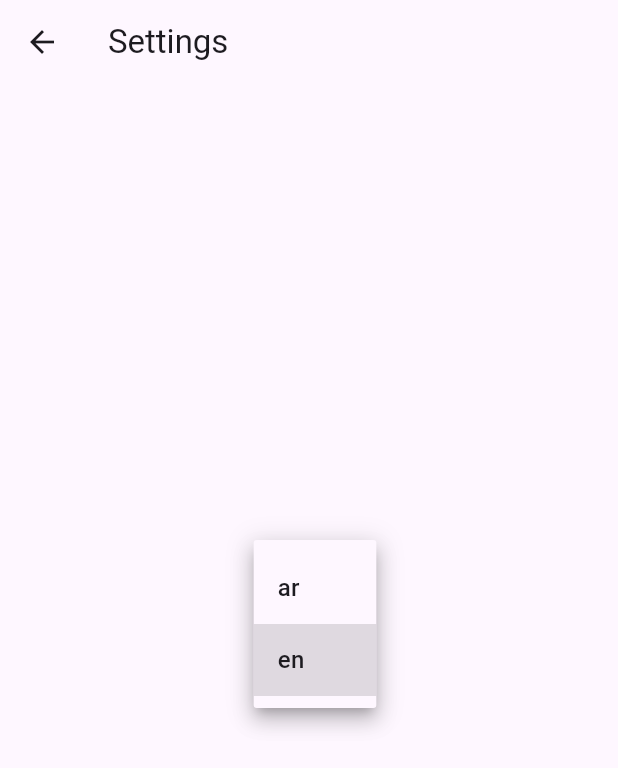
After one commit to BorhaneddineHamadou/flutter_localizations, a Flutter app: the SettingsScreen screen opened directly, after a tap on "en", on a phone screen of 412 x 824 dp. The commit adds this screen. Shown: the top 768 px of the screen. Run offline on Flutter 3.47's test engine with Material 3 defaults, Android fonts, the phone set to English and light mode, and no system bars; our stand-ins replace bloc, flutter_bloc, shared_preferences; accounts and stored records are empty.

Commit message:
adding change language button

```diff
--- a/assets/lang/ar.json
+++ b/assets/lang/ar.json
@@ -1,3 +1,5 @@
 {
-  "hello_msg": "مرحبا !"
+  "hello_msg": "مرحبا !",
+  "home": "الرئيسية",
+  "settings": "الإعدادات"
 }
--- a/assets/lang/en.json
+++ b/assets/lang/en.json
@@ -1,3 +1,5 @@
 {
-  "hello_msg": "Hello there !"
+  "hello_msg": "Hello there !",
+  "home": "Home",
+  "settings": "Settings"
 }
--- /dev/null
+++ b/lib/cubit/locale_state.dart
@@ -0,0 +1,12 @@
+part of 'locale_cubit.dart';
+
+@immutable
+abstract class LocaleState {}
+
+class LocaleInitial extends LocaleState {}
+
+class ChangeLocaleState extends LocaleState{
+  final Locale locale;
+
+  ChangeLocaleState(this.locale);
+}
--- /dev/null
+++ b/lib/screens/settings_screen.dart
@@ -0,0 +1,49 @@
+import 'package:flutter/material.dart';
+import 'package:flutter_bloc/flutter_bloc.dart';
+import 'package:localizationproject/app_localizations.dart';
+import 'package:localizationproject/cubit/locale_cubit.dart';
+
+class SettingsScreen extends StatelessWidget {
+  const SettingsScreen({super.key});
+
+  @override
+  Widget build(BuildContext context) {
+    return Scaffold(
+      appBar: AppBar(
+        title: Text("settings".tr(context)),
+      ),
+      body: Center(
+        child: Padding(
+          padding: EdgeInsets.all(10),
+          child: BlocBuilder<LocaleCubit, LocaleState>(
+            builder: (context, state) {
+              if(state is ChangeLocaleState){
+                return DropdownButton(
+                  value: state.locale.languageCode,
+                  icon: const Icon(Icons.keyboard_arrow_down),
+                  items: ["ar", "en"].map(
+                          (String item) {
+                        return DropdownMenuItem<String>(
+                            value: item,
+                            child: Text(item)
+                        );
+                      }
+                  ).toList(),
+                  onChanged: (String? newValue) {
+                    if(newValue != null){
+                      context.read<LocaleCubit>().changeLanguage(newValue);
+                      // BlocProvider.of<LocaleCubit>(context).changeLanguage(newValue);
+                    }
+                  },
+                );
+              }
+              return const SizedBox();
+            },
+          ),
+        ),
+      ),
+    );
+  }
+
+
+}
--- a/pubspec.yaml
+++ b/pubspec.yaml
@@ -37,6 +37,8 @@ dependencies:
   # The following adds the Cupertino Icons font to your application.
   # Use with the CupertinoIcons class for iOS style icons.
   cupertino_icons: ^1.0.6
+  shared_preferences: ^2.2.3
+  flutter_bloc: ^8.1.5
 
 dev_dependencies:
   flutter_test:
```
Also changed, not shown: lib/cubit/locale_cubit.dart (added, +21 -0 lines), lib/language_cach_helper.dart (added, +19 -0 lines), lib/main.dart (+13 -1 lines), lib/screens/home_screen.dart (+17 -4 lines), pubspec.lock.
